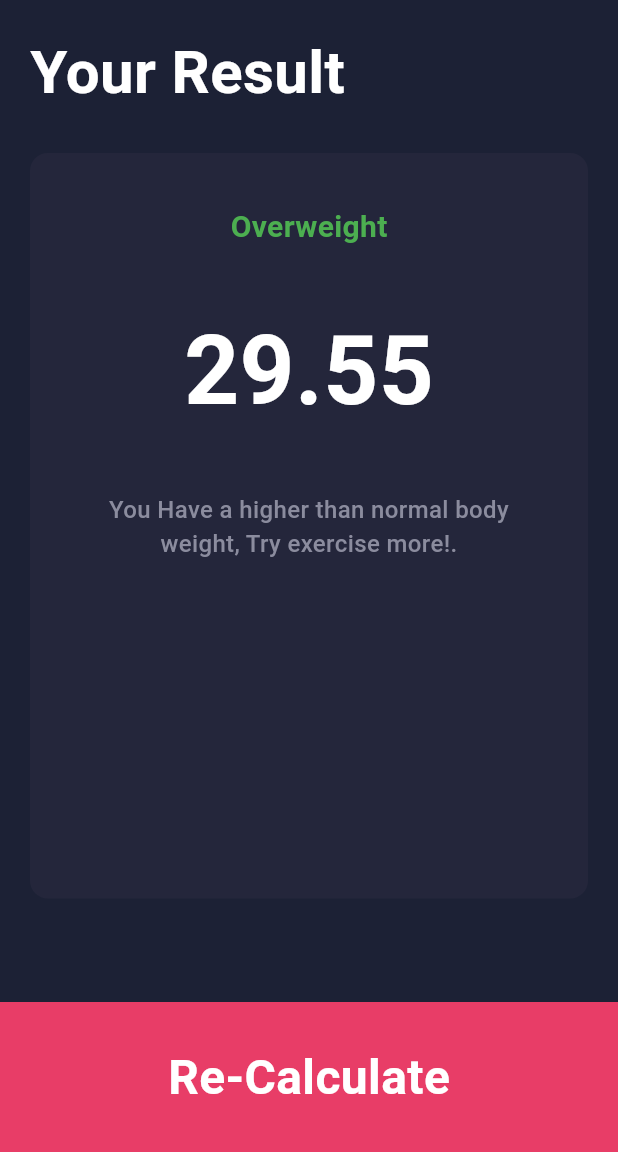
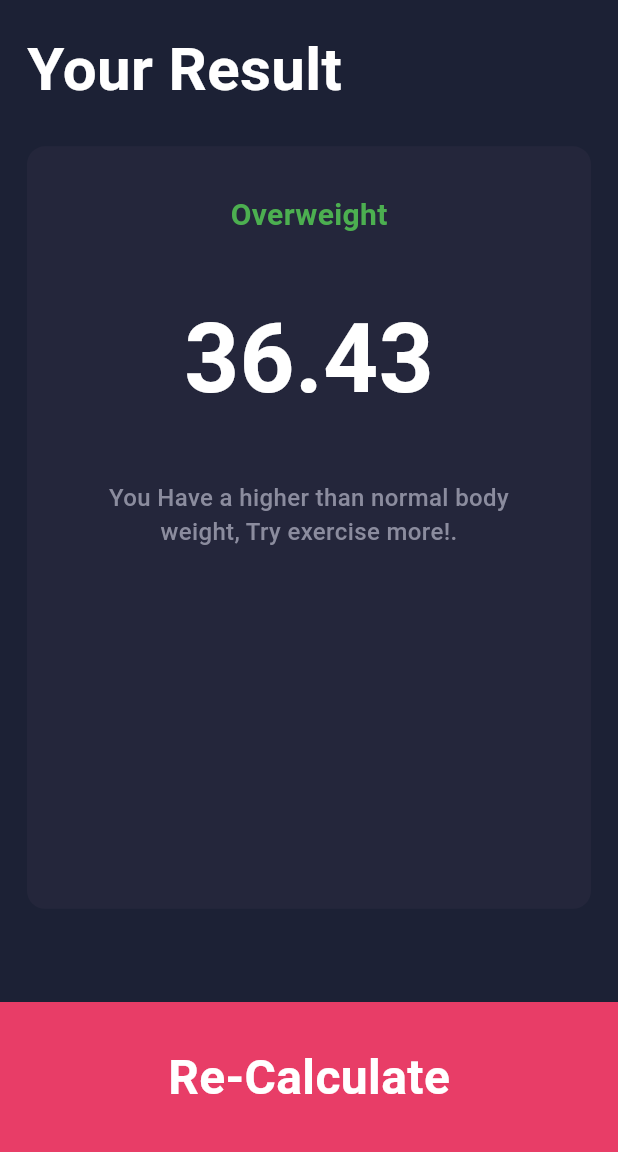
Before and after one commit to Mohammad2305/bmi, a Flutter app: the screen it shows after launch, after a tap on "Calculate", on a phone screen of 412 x 824 dp, the part 84-1236 px from its top. Run offline on Flutter 3.47's test engine with Material 3 defaults, Android fonts, the phone set to English and light mode, and no system bars; our stand-ins replace flutter_screenutil.

```diff
--- a/lib/bmi_app.dart
+++ b/lib/bmi_app.dart
@@ -1,14 +1,20 @@
 import 'package:bmi_app/features/person_info/presentation/person_info_screen.dart';
 import 'package:flutter/material.dart';
+import 'package:flutter_screenutil/flutter_screenutil.dart';
 
 class BmiApp extends StatelessWidget {
   const BmiApp({super.key});
 
   @override
   Widget build(BuildContext context) {
-    return MaterialApp(
-      debugShowCheckedModeBanner: false,
-      home: PersonInfoScreen(),
+    return ScreenUtilInit(
+      designSize: const Size(412, 915),
+      minTextAdapt: true,
+      splitScreenMode: true,
+      child: MaterialApp(
+        debugShowCheckedModeBanner: false,
+        home: PersonInfoScreen(),
+      ),
     );
   }
 }
--- a/lib/features/person_info/presentation/ui/parts/gender_part.dart
+++ b/lib/features/person_info/presentation/ui/parts/gender_part.dart
@@ -1,4 +1,5 @@
 import 'package:flutter/material.dart';
+import 'package:flutter_screenutil/flutter_screenutil.dart';
 import '../../../data/cores/models/classes/user.dart';
 import '../../../data/cores/models/values/gender_list.dart';
 import '../widgets/gender_button_container.dart';
@@ -23,8 +24,8 @@ class _GenderPartState extends State<GenderPart> {
       physics: NeverScrollableScrollPhysics(),
       gridDelegate: SliverGridDelegateWithFixedCrossAxisCount(
         crossAxisCount: 2,
-        mainAxisSpacing: 10,
-        crossAxisSpacing: 10,
+        mainAxisSpacing: 10.h,
+        crossAxisSpacing: 10.w,
       ),
       itemCount: genders.length,
       itemBuilder: (context, index) {
--- a/lib/features/person_info/presentation/ui/parts/height_picker_part.dart
+++ b/lib/features/person_info/presentation/ui/parts/height_picker_part.dart
@@ -1,5 +1,6 @@
 import 'package:bmi_app/cores/shared/themes/box_decoration.dart';
 import 'package:flutter/material.dart';
+import 'package:flutter_screenutil/flutter_screenutil.dart';
 import '../../../../../cores/shared/constants/colors.dart';
 import '../../../../../cores/shared/themes/text_styles.dart';
 import '../../../data/cores/models/classes/user.dart';
@@ -14,17 +15,17 @@ class HeightPickerPart extends StatefulWidget {
 }
 
 class _HeightPickerPartState extends State<HeightPickerPart> {
-  double height = 163;
+  double height = 163.h;
 
   @override
   Widget build(BuildContext context) {
     widget.user.height = height;
 
     return Container(
-      padding: EdgeInsets.symmetric(vertical: 25),
+      padding: EdgeInsets.symmetric(vertical: 25.h),
       decoration: AppBoxDecoration.generalContainer,
       child: Column(
-        spacing: 5,
+        spacing: 5.h,
         children: [
           Text("Height", style: AppTextStyles.heightPickerTitle),
           Text.rich(
--- a/lib/features/person_info/presentation/ui/parts/unit_info_part.dart
+++ b/lib/features/person_info/presentation/ui/parts/unit_info_part.dart
@@ -1,4 +1,5 @@
 import 'package:flutter/material.dart';
+import 'package:flutter_screenutil/flutter_screenutil.dart';
 import '../../../data/cores/models/classes/user.dart';
 import '../../../data/cores/models/values/gender_list.dart';
 import '../../../data/cores/models/values/unit_info_title_list.dart';
@@ -26,8 +27,8 @@ class _UnitInfoPartState extends State<UnitInfoPart> {
       physics: NeverScrollableScrollPhysics(),
       gridDelegate: SliverGridDelegateWithFixedCrossAxisCount(
         crossAxisCount: 2,
-        mainAxisSpacing: 10,
-        crossAxisSpacing: 10,
+        mainAxisSpacing: 10.h,
+        crossAxisSpacing: 10.w,
       ),
       itemCount: genders.length,
       itemBuilder: (context, index) {
--- a/lib/features/person_info/presentation/ui/sections/person_info_body.dart
+++ b/lib/features/person_info/presentation/ui/sections/person_info_body.dart
@@ -3,6 +3,7 @@ import 'package:bmi_app/features/person_info/presentation/ui/parts/gender_part.d
 import 'package:bmi_app/features/person_info/presentation/ui/parts/height_picker_part.dart';
 import 'package:bmi_app/features/person_info/presentation/ui/parts/unit_info_part.dart';
 import 'package:flutter/material.dart';
+import 'package:flutter_screenutil/flutter_screenutil.dart';
 
 class PersonInfoBody extends StatelessWidget {
   final User user;
@@ -14,7 +15,7 @@ class PersonInfoBody extends StatelessWidget {
       padding: const EdgeInsets.all(15),
       child: Column(
         mainAxisAlignment: MainAxisAlignment.center,
-        spacing: 25,
+        spacing: 25.h,
         children: [
           GenderPart(user: user,),
           HeightPickerPart(user: user,),
--- a/lib/features/person_info/presentation/ui/widgets/gender_button_container.dart
+++ b/lib/features/person_info/presentation/ui/widgets/gender_button_container.dart
@@ -1,4 +1,5 @@
 import 'package:flutter/material.dart';
+import 'package:flutter_screenutil/flutter_screenutil.dart';
 import '../../../../../cores/shared/constants/colors.dart';
 import '../../../../../cores/shared/themes/text_styles.dart';
 import '../../../data/cores/models/values/gender_list.dart';
@@ -16,7 +17,7 @@ class GenderButtonContainer extends StatelessWidget {
       child: Container(
         decoration: BoxDecoration(
           color: isMale? AppColors.buttonNavColor: AppColors.appBarColor,
-          borderRadius: BorderRadius.circular(12),
+          borderRadius: BorderRadius.circular(12.r),
         ),
         child: Column(
           children: [
--- a/lib/features/person_info/presentation/ui/widgets/unit_info.dart
+++ b/lib/features/person_info/presentation/ui/widgets/unit_info.dart
@@ -1,4 +1,5 @@
 import 'package:flutter/material.dart';
+import 'package:flutter_screenutil/flutter_screenutil.dart';
 import '../../../../../cores/shared/constants/colors.dart';
 import '../../../../../cores/shared/themes/text_styles.dart';
 
@@ -14,7 +15,7 @@ class UnitInfo extends StatelessWidget {
     return Container(
       decoration: BoxDecoration(
         color: AppColors.appBarColor,
-        borderRadius: BorderRadius.circular(12),
+        borderRadius: BorderRadius.circular(12.r),
       ),
       child: Column(
         mainAxisAlignment: MainAxisAlignment.center,
@@ -23,7 +24,7 @@ class UnitInfo extends StatelessWidget {
           Text(info, style: AppTextStyles.heightInfo),
           Row(
             mainAxisAlignment: MainAxisAlignment.center,
-            spacing: 45,
+            spacing: 45.w,
             children: [
               FloatingActionButton.small(
                 heroTag: "minus$title",
--- a/lib/features/person_result/presentation/person_result_screen.dart
+++ b/lib/features/person_result/presentation/person_result_screen.dart
@@ -1,10 +1,7 @@
-import 'package:bmi_app/cores/shared/themes/box_decoration.dart';
-import 'package:bmi_app/cores/shared/themes/text_styles.dart';
 import 'package:bmi_app/cores/shared/ui/sections/custom_app_bar.dart';
 import 'package:bmi_app/features/person_info/data/cores/models/functions/bmi_calc.dart';
 import 'package:bmi_app/features/person_info/presentation/person_info_screen.dart';
 import 'package:bmi_app/features/person_result/data/cores/models/functions/bmi_text.dart';
-import 'package:bmi_app/features/person_result/data/cores/models/values/result_map.dart';
 import 'package:bmi_app/features/person_result/presentation/ui/sections/person_result_body.dart';
 import 'package:flutter/material.dart';
 import '../../../cores/shared/constants/colors.dart';
--- a/lib/features/person_result/presentation/ui/sections/person_result_body.dart
+++ b/lib/features/person_result/presentation/ui/sections/person_result_body.dart
@@ -1,4 +1,5 @@
 import 'package:flutter/material.dart';
+import 'package:flutter_screenutil/flutter_screenutil.dart';
 import '../../../../../cores/shared/themes/box_decoration.dart';
 import '../../../../../cores/shared/themes/text_styles.dart';
 import '../../../data/cores/models/values/result_map.dart';
@@ -11,16 +12,16 @@ class PersonResultBody extends StatelessWidget {
   @override
   Widget build(BuildContext context) {
     return Padding(
-      padding: const EdgeInsets.all(20),
+      padding: EdgeInsets.all(20.sp),
       child: Column(
         crossAxisAlignment: CrossAxisAlignment.start,
-        spacing: 25,
+        spacing: 25.h,
         children: [
           Text("Your Result", style: AppTextStyles.heightInfo,),
           Expanded(
             child: Container(
-              padding: EdgeInsets.all(35),
-              margin: EdgeInsets.only(bottom: 49),
+              padding: EdgeInsets.all(35.sp),
+              margin: EdgeInsets.only(bottom: 49.h),
               width: double.infinity,
               decoration: AppBoxDecoration.generalContainer,
               child: Column(
--- a/pubspec.yaml
+++ b/pubspec.yaml
@@ -34,6 +34,7 @@ dependencies:
   # The following adds the Cupertino Icons font to your application.
   # Use with the CupertinoIcons class for iOS style icons.
   cupertino_icons: ^1.0.8
+  flutter_screenutil: ^5.9.3
 
 dev_dependencies:
   flutter_test:
```
Also changed, not shown: person_information_screen.png (added), pubspec.lock, result_screen.png (added), splash_screen.png (added).
